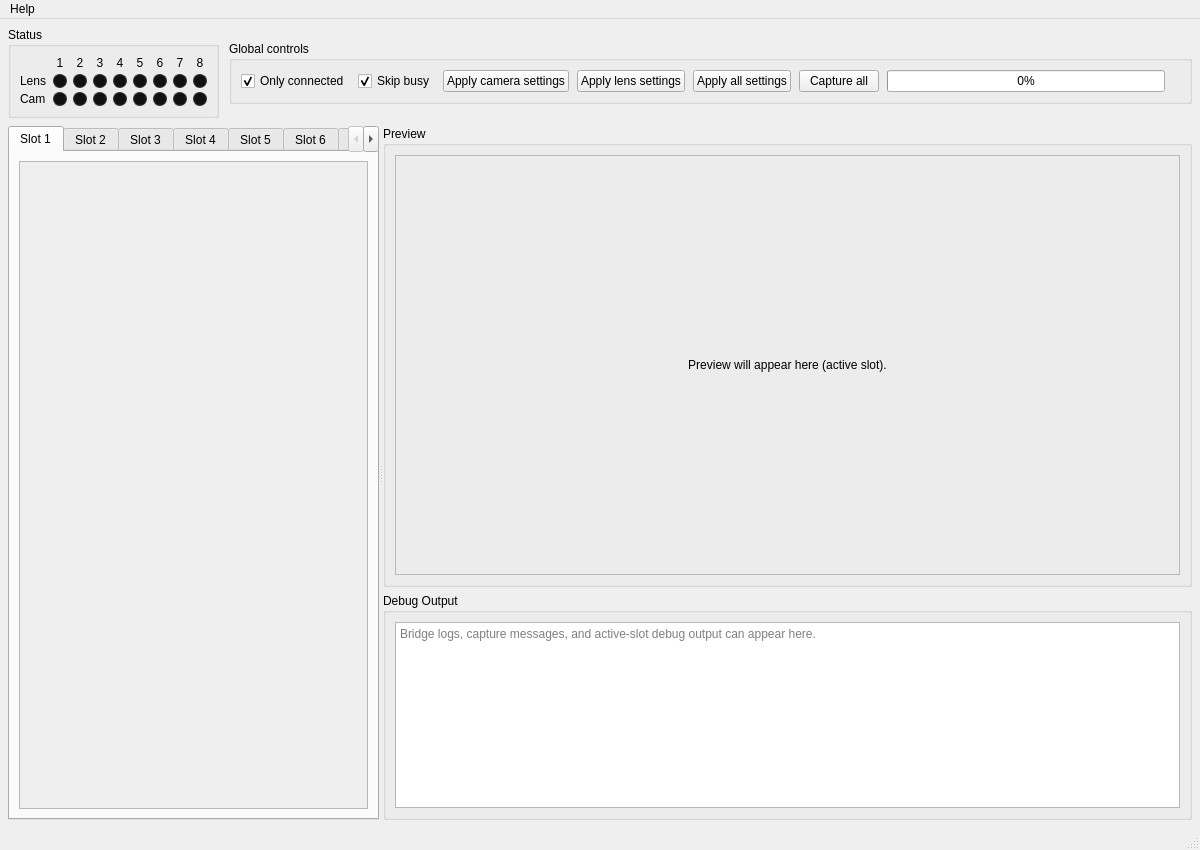
This is frontend/src/MainWindow.ui in ABlairJamieson/Sigma_Lens_Control as Qt 5 draws it before an edit. The edited form follows.
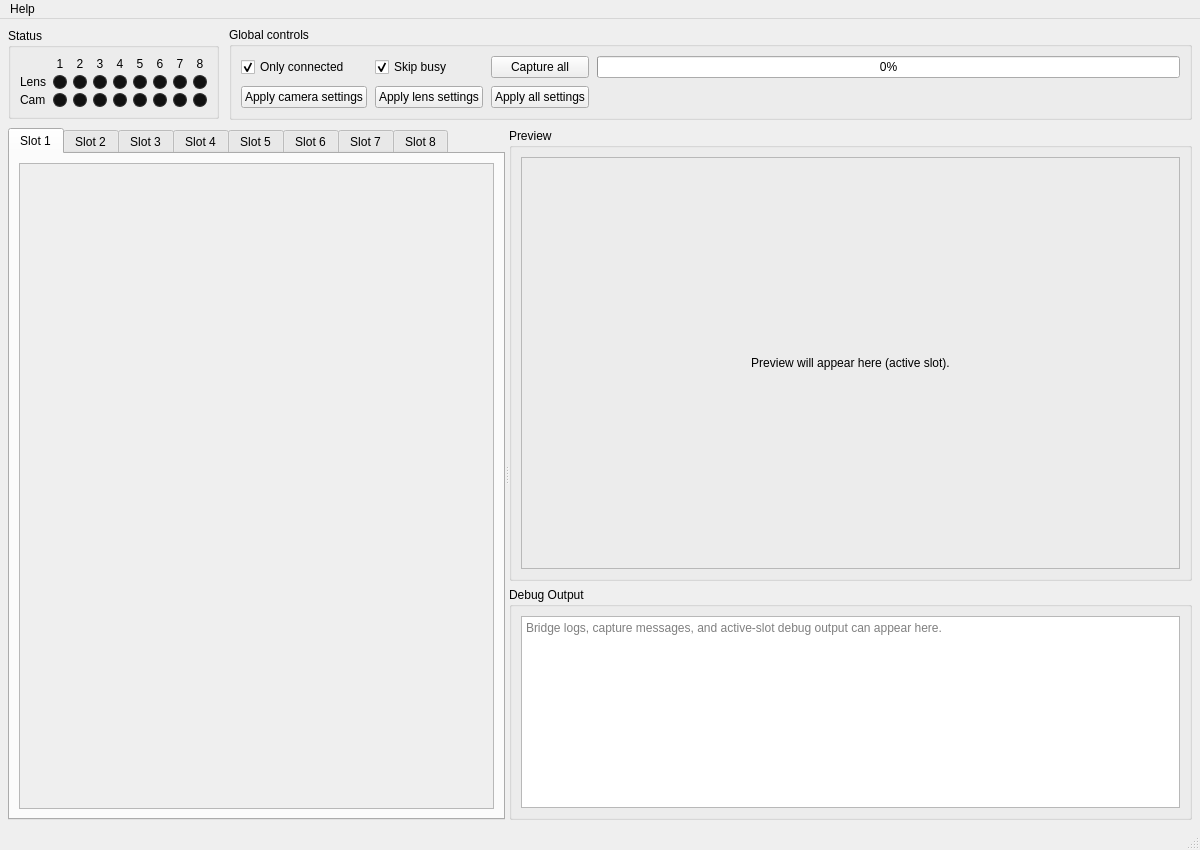
This is the edited form. Custom widgets are drawn as their Qt base class.

```diff
--- a/frontend/src/MainWindow.ui
+++ b/frontend/src/MainWindow.ui
@@ -70,25 +70,25 @@
        <widget class="QGroupBox" name="group_global">
         <property name="sizePolicy"><sizepolicy hsizetype="Preferred" vsizetype="Fixed"><horstretch>0</horstretch><verstretch>0</verstretch></sizepolicy></property>
         <property name="title"><string>Global controls</string></property>
-        <layout class="QHBoxLayout" name="horizontalLayout_global">
+        <layout class="QGridLayout" name="horizontalLayout_global">
          <property name="spacing"><number>8</number></property>
-         <item>
+         <item row="0" column="0">
           <widget class="QCheckBox" name="check_onlyConnected">
            <property name="text"><string>Only connected</string></property>
            <property name="checked"><bool>true</bool></property>
           </widget>
          </item>
-         <item>
+         <item row="0" column="1">
           <widget class="QCheckBox" name="check_skipBusy">
            <property name="text"><string>Skip busy</string></property>
            <property name="checked"><bool>true</bool></property>
           </widget>
          </item>
-         <item><widget class="QPushButton" name="btn_applyCameraToAll"><property name="text"><string>Apply camera settings</string></property></widget></item>
-         <item><widget class="QPushButton" name="btn_applyLensToAll"><property name="text"><string>Apply lens settings</string></property></widget></item>
-         <item><widget class="QPushButton" name="btn_applyAllToAll"><property name="text"><string>Apply all settings</string></property></widget></item>
-         <item><widget class="QPushButton" name="btn_captureAll"><property name="text"><string>Capture all</string></property></widget></item>
-         <item>
+         <item row="1" column="0"><widget class="QPushButton" name="btn_applyCameraToAll"><property name="text"><string>Apply camera settings</string></property></widget></item>
+         <item row="1" column="1"><widget class="QPushButton" name="btn_applyLensToAll"><property name="text"><string>Apply lens settings</string></property></widget></item>
+         <item row="1" column="2"><widget class="QPushButton" name="btn_applyAllToAll"><property name="text"><string>Apply all settings</string></property></widget></item>
+         <item row="0" column="2"><widget class="QPushButton" name="btn_captureAll"><property name="text"><string>Capture all</string></property></widget></item>
+         <item row="0" column="3">
           <widget class="QProgressBar" name="progress_captureAll">
            <property name="maximum"><number>100</number></property>
            <property name="value"><number>0</number></property>
@@ -96,7 +96,7 @@
            <property name="minimumWidth"><number>140</number></property>
           </widget>
          </item>
-         <item>
+         <item row="1" column="3">
           <widget class="QLabel" name="label_captureAllStatus">
            <property name="text"><string/></property>
            <property name="minimumWidth"><number>160</number></property>
@@ -221,7 +221,7 @@
             <widget class="QLabel" name="label_mainPreview">
              <property name="text"><string>Preview will appear here (active slot).</string></property>
              <property name="alignment"><set>Qt::AlignCenter</set></property>
-             <property name="minimumSize"><size><width>420</width><height>420</height></size></property>
+             <property name="minimumSize"><size><width>240</width><height>180</height></size></property>
              <property name="frameShape"><enum>QFrame::StyledPanel</enum></property>
              <property name="scaledContents"><bool>true</bool></property>
             </widget>
@@ -237,7 +237,7 @@
            <item>
             <widget class="QPlainTextEdit" name="text_mainDebug">
              <property name="readOnly"><bool>true</bool></property>
-             <property name="minimumSize"><size><width>420</width><height>180</height></size></property>
+             <property name="minimumSize"><size><width>240</width><height>75</height></size></property>
              <property name="placeholderText">
               <string>Bridge logs, capture messages, and active-slot debug output can appear here.</string>
              </property>
```
Left out of the diff: 4 changed lines with no effect on the pictures.
